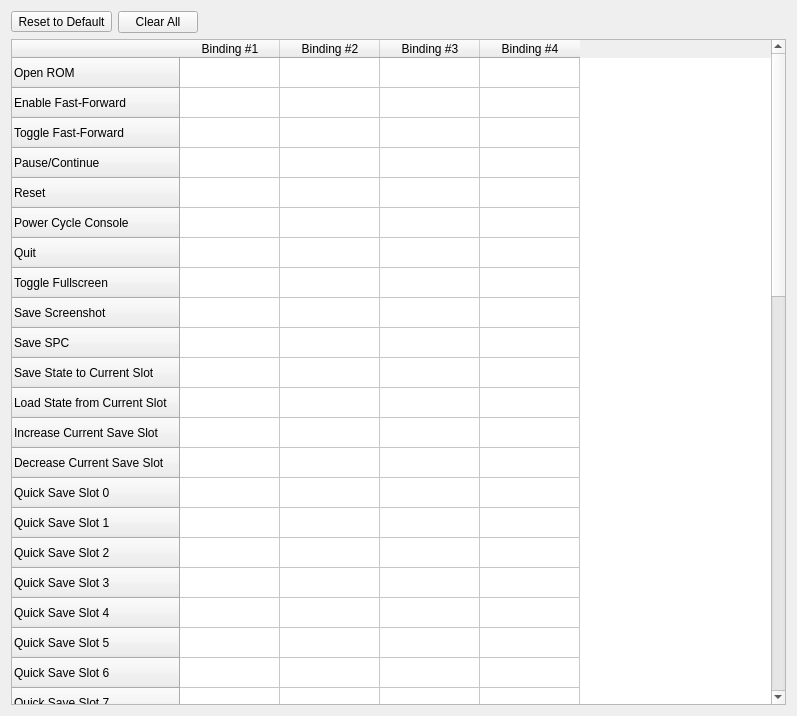
Old version of the form qt/src/ShortcutsPanel.ui in the repository snes9xgit/snes9x.
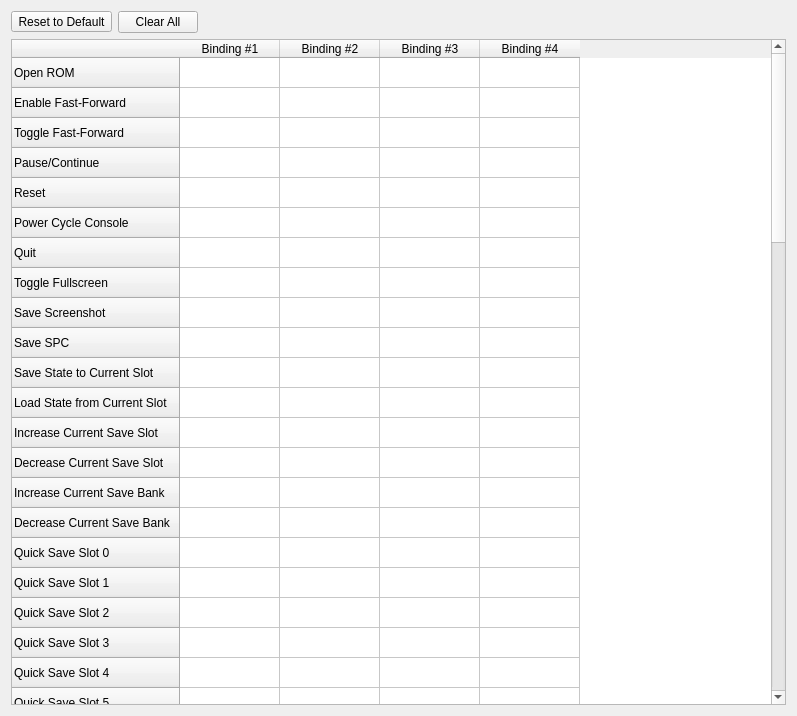
New version of the form.

Commit message: qt/gtk: add save state banks and the win32 state hotkeys

What changed in the file:
```diff
--- a/qt/src/ShortcutsPanel.ui
+++ b/qt/src/ShortcutsPanel.ui
@@ -126,6 +126,16 @@
        <string>Decrease Current Save Slot</string>
       </property>
      </row>
+     <row>
+      <property name="text">
+       <string>Increase Current Save Bank</string>
+      </property>
+     </row>
+     <row>
+      <property name="text">
+       <string>Decrease Current Save Bank</string>
+      </property>
+     </row>
      <row>
       <property name="text">
        <string>Quick Save Slot 0</string>
@@ -226,6 +236,76 @@
        <string>Quick Load Slot 9</string>
       </property>
      </row>
+     <row>
+      <property name="text">
+       <string>Select Slot 0</string>
+      </property>
+     </row>
+     <row>
+      <property name="text">
+       <string>Select Slot 1</string>
+      </property>
+     </row>
+     <row>
+      <property name="text">
+       <string>Select Slot 2</string>
+      </property>
+     </row>
+     <row>
+      <property name="text">
+       <string>Select Slot 3</string>
+      </property>
+     </row>
+     <row>
+      <property name="text">
+       <string>Select Slot 4</string>
+      </property>
+     </row>
+     <row>
+      <property name="text">
+       <string>Select Slot 5</string>
+      </property>
+     </row>
+     <row>
+      <property name="text">
+       <string>Select Slot 6</string>
+      </property>
+     </row>
+     <row>
+      <property name="text">
+       <string>Select Slot 7</string>
+      </property>
+     </row>
+     <row>
+      <property name="text">
+       <string>Select Slot 8</string>
+      </property>
+     </row>
+     <row>
+      <property name="text">
+       <string>Select Slot 9</string>
+      </property>
+     </row>
+     <row>
+      <property name="text">
+       <string>Save State with Preview</string>
+      </property>
+     </row>
+     <row>
+      <property name="text">
+       <string>Load State with Preview</string>
+      </property>
+     </row>
+     <row>
+      <property name="text">
+       <string>Save State to File</string>
+      </property>
+     </row>
+     <row>
+      <property name="text">
+       <string>Load State from File</string>
+      </property>
+     </row>
      <row>
       <property name="text">
        <string>Rewind</string>
```
The commit also changes 21 other files.
